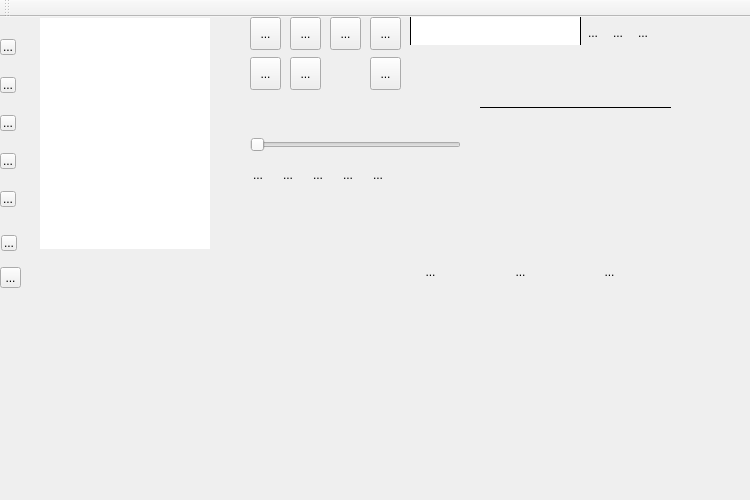
milohr/babe-qt, file mainwindow.ui: the form before one commit.
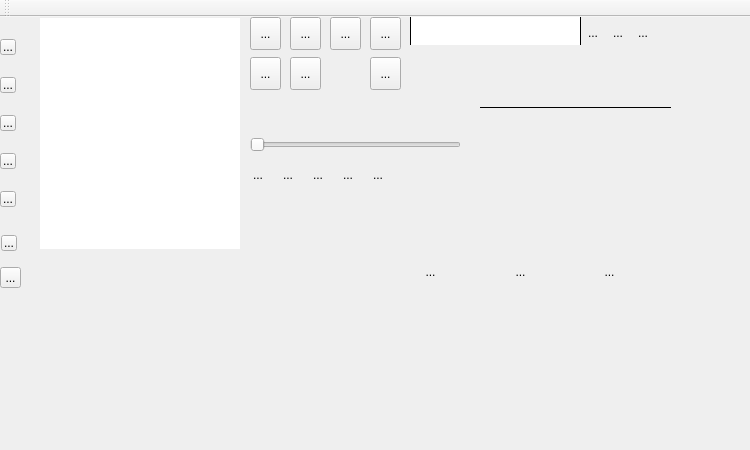
The form after the commit. Icons and pictures are not drawn.

Commit message: change mode on resize event

Diff of the .ui file:
```diff
--- a/mainwindow.ui
+++ b/mainwindow.ui
@@ -7,13 +7,13 @@
     <x>0</x>
     <y>0</y>
     <width>750</width>
-    <height>500</height>
+    <height>450</height>
    </rect>
   </property>
   <property name="minimumSize">
    <size>
-    <width>400</width>
-    <height>500</height>
+    <width>0</width>
+    <height>0</height>
    </size>
   </property>
   <property name="windowTitle">
@@ -255,13 +255,13 @@
      <rect>
       <x>40</x>
       <y>1</y>
-      <width>170</width>
+      <width>200</width>
       <height>231</height>
      </rect>
     </property>
     <property name="minimumSize">
      <size>
-      <width>0</width>
+      <width>200</width>
       <height>200</height>
      </size>
     </property>
```
The commit also changes 2 other files.
